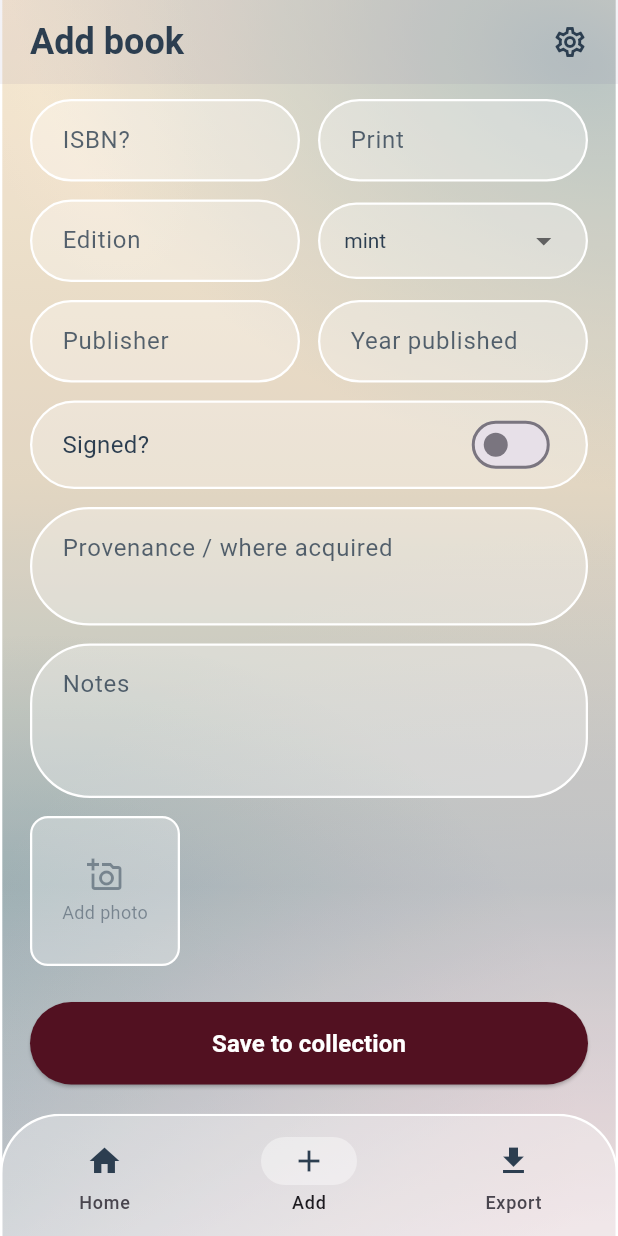
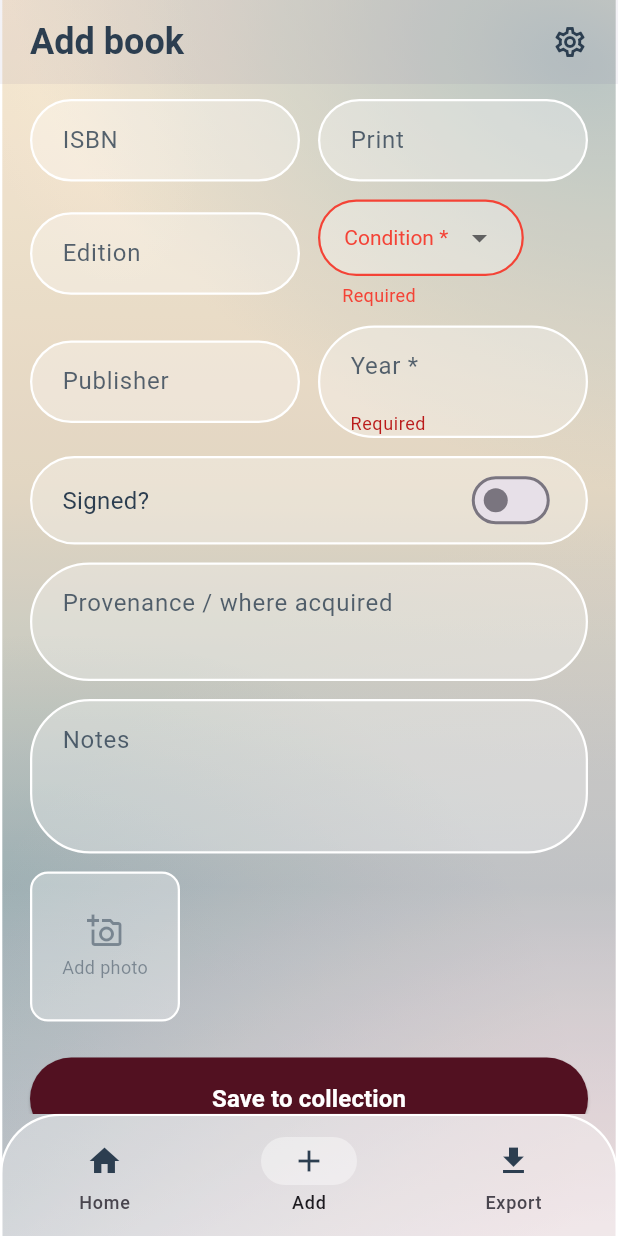
Before and after one commit to IsisvanDijk/collectable, a Flutter app: the screen it shows once a user with an empty profile is signed in, item 2 of the bottom bar chosen, scrolled down 157 dp, after a tap on "Save to collection", on a phone screen of 412 x 824 dp. Run offline on Flutter 3.47's test engine with Material 3 defaults, Android fonts, the phone set to English and light mode, and no system bars; our stand-ins replace cloud_firestore, firebase_auth, firebase_core, flutter_svg, go_router, image_picker and 3 more; missing offline and left inert: mobile_scanner; accounts and stored records are empty.

Commit message:
Fine tuned the adding book process, if a book is unknown it prefilled the isbn for the user.
Also required author, title, condition and year fields

```diff
--- a/lib/models/book.dart
+++ b/lib/models/book.dart
@@ -1,14 +1,16 @@
 import 'package:cloud_firestore/cloud_firestore.dart';
 
-enum BookCondition { mint, fine, good, fair, poor }
+enum BookCondition { asNew, nearPerfect, veryGood, good, fair, poor }
 
 extension BookConditionLabel on BookCondition {
   String get label {
     switch (this) {
-      case BookCondition.mint:
-        return 'Mint';
-      case BookCondition.fine:
-        return 'Fine';
+      case BookCondition.asNew:
+        return 'As New';
+      case BookCondition.nearPerfect:
+        return 'Near Perfect';
+      case BookCondition.veryGood:
+        return 'Very Good';
       case BookCondition.good:
         return 'Good';
       case BookCondition.fair:
@@ -44,12 +46,11 @@ class Book {
   // ── Free-text & media ────────────────────────────────────────────────────
   final String? notes;
   final List<String> photoUrls; // Firebase Storage URLs
-     final int coverPhotoIndex; // geeft aan welke foto de 'cover' is
+  final int coverPhotoIndex;    // geeft aan welke foto de 'cover' is
 
   // ── Metadata ─────────────────────────────────────────────────────────────
   final DateTime dateAdded;
   final DateTime? dateUpdated;
-
 
   const Book({
     required this.id,
@@ -111,10 +112,7 @@ class Book {
       coverImageUrl: map['coverImageUrl'] as String?,
       edition: map['edition'] as String?,
       printRun: map['printRun'] as String?,
-      condition: BookCondition.values.firstWhere(
-            (c) => c.name == (map['condition'] as String? ?? 'good'),
-        orElse: () => BookCondition.good,
-      ),
+      condition: _conditionFromString(map['condition'] as String?),
       signed: map['signed'] as bool? ?? false,
       signedBy: map['signedBy'] as String?,
       provenance: map['provenance'] as String?,
@@ -124,6 +122,31 @@ class Book {
       dateAdded: (map['dateAdded'] as Timestamp?)?.toDate() ?? DateTime.now(),
       dateUpdated: (map['dateUpdated'] as Timestamp?)?.toDate(),
     );
+  }
+
+  /// Handles both old enum names (e.g. 'mint', 'fine') and new ones gracefully.
+  static BookCondition _conditionFromString(String? value) {
+    switch (value) {
+      case 'asNew':
+        return BookCondition.asNew;
+      case 'nearPerfect':
+        return BookCondition.nearPerfect;
+      case 'veryGood':
+        return BookCondition.veryGood;
+      case 'good':
+        return BookCondition.good;
+      case 'fair':
+        return BookCondition.fair;
+      case 'poor':
+        return BookCondition.poor;
+    // Legacy values from the old scale — map to nearest equivalent
+      case 'mint':
+        return BookCondition.asNew;
+      case 'fine':
+        return BookCondition.nearPerfect;
+      default:
+        return BookCondition.good;
+    }
   }
 
   factory Book.fromDocument(DocumentSnapshot doc) {
@@ -145,7 +168,7 @@ class Book {
     String? provenance,
     String? notes,
     List<String>? photoUrls,
-       int? coverPhotoIndex,
+    int? coverPhotoIndex,
   }) {
     return Book(
       id: id,
@@ -164,7 +187,7 @@ class Book {
       provenance: provenance ?? this.provenance,
       notes: notes ?? this.notes,
       photoUrls: photoUrls ?? this.photoUrls,
-          coverPhotoIndex: coverPhotoIndex ?? this.coverPhotoIndex,
+      coverPhotoIndex: coverPhotoIndex ?? this.coverPhotoIndex,
       dateAdded: dateAdded,
       dateUpdated: DateTime.now(),
     );
--- a/lib/screens/add_book_screen.dart
+++ b/lib/screens/add_book_screen.dart
@@ -34,7 +34,11 @@ class _AddBookScreenState extends State<AddBookScreen> {
   final _signedByController = TextEditingController();
   final _provenanceController = TextEditingController();
   final _notesController = TextEditingController();
-  BookCondition _condition = BookCondition.mint;
+
+  // condition starts null so we can detect "not chosen yet"
+  BookCondition? _condition;
+  bool _conditionError = false;
+
   bool _signed = false;
   int? _publishYear;
   String? _prefillCoverUrl;
@@ -72,7 +76,8 @@ class _AddBookScreenState extends State<AddBookScreen> {
     _provenanceController.clear();
     _notesController.clear();
     setState(() {
-      _condition = BookCondition.mint;
+      _condition = null;
+      _conditionError = false;
       _signed = false;
       _publishYear = null;
       _prefillCoverUrl = null;
@@ -163,11 +168,16 @@ class _AddBookScreenState extends State<AddBookScreen> {
       _isbnController.text = value;
       if (result['publishYear'] != null) {
         _publishYear = result['publishYear'];
+        _publishYearController.text = result['publishYear'].toString();
       }
       if (result['coverImageUrl'] != null) {
         _prefillCoverUrl = result['coverImageUrl'];
       }
     } else {
+      // Pre-fill the ISBN even when the lookup fails, so the user
+      // doesn't have to type it again in the manual form.
+      _isbnController.text = value;
+
       if (mounted) {
         ScaffoldMessenger.of(context).showSnackBar(
           const SnackBar(content: Text('No book found — please fill in manually')),
@@ -182,7 +192,15 @@ class _AddBookScreenState extends State<AddBookScreen> {
   }
 
   Future<void> _saveBook() async {
-    if (!_formKey.currentState!.validate()) return;
+    // Validate the Form fields (title, author, year)
+    final formValid = _formKey.currentState!.validate();
+
+    // Validate condition separately (it's a dropdown, not a TextFormField)
+    final conditionValid = _condition != null;
+    setState(() => _conditionError = !conditionValid);
+
+    if (!formValid || !conditionValid) return;
+
     FocusScope.of(context).unfocus();
     setState(() => _isLoading = true);
     try {
@@ -198,7 +216,7 @@ class _AddBookScreenState extends State<AddBookScreen> {
         coverPhotoIndex: 0,
         edition: _editionController.text.isEmpty ? null : _editionController.text,
         printRun: _printRunController.text.isEmpty ? null : _printRunController.text,
-        condition: _condition,
+        condition: _condition!,
         signed: _signed,
         signedBy: _signedByController.text.isEmpty ? null : _signedByController.text,
         provenance: _provenanceController.text.isEmpty ? null : _provenanceController.text,
@@ -350,20 +368,20 @@ class _AddBookScreenState extends State<AddBookScreen> {
                 _buildResponsiveRow(
                   _buildPillField(
                     controller: _titleController,
-                    hint: 'Title',
-                    validator: (v) => v!.isEmpty ? 'Required' : null,
+                    hint: 'Title *',
+                    validator: (v) => (v == null || v.trim().isEmpty) ? 'Required' : null,
                   ),
                   _buildPillField(
                     controller: _authorController,
-                    hint: 'Author',
-                    validator: (v) => v!.isEmpty ? 'Required' : null,
+                    hint: 'Author *',
+                    validator: (v) => (v == null || v.trim().isEmpty) ? 'Required' : null,
                   ),
                 ),
                 const SizedBox(height: 12),
                 _buildResponsiveRow(
                   _buildPillField(
                     controller: _isbnController,
-                    hint: 'ISBN?',
+                    hint: 'ISBN',
                     keyboardType: TextInputType.number,
                   ),
                   _buildPillField(
@@ -377,11 +395,18 @@ class _AddBookScreenState extends State<AddBookScreen> {
                     controller: _editionController,
                     hint: 'Edition',
                   ),
+                  // Condition dropdown with inline error indication
+                  Column(
+                    crossAxisAlignment: CrossAxisAlignment.start,
+                    children: [
                       Container(
                         decoration: BoxDecoration(
                           color: Colors.white.withOpacity(0.3),
                           borderRadius: BorderRadius.circular(40),
-                      border: Border.all(color: Colors.white, width: 1.5),
+                          border: Border.all(
+                            color: _conditionError ? Colors.red : Colors.white,
+                            width: 1.5,
+                          ),
                         ),
                         padding: const EdgeInsets.symmetric(horizontal: 16),
                         child: DropdownButtonHideUnderline(
@@ -389,13 +414,33 @@ class _AddBookScreenState extends State<AddBookScreen> {
                             value: _condition,
                             dropdownColor: Colors.white,
                             style: const TextStyle(color: kTextColor),
-                        hint: const Text('Condition', style: TextStyle(color: kTextColor)),
-                        items: BookCondition.values
-                            .map((c) => DropdownMenuItem(value: c, child: Text(c.name)))
-                            .toList(),
-                        onChanged: (value) => setState(() => _condition = value!),
+                            hint: Text(
+                              'Condition *',
+                              style: TextStyle(
+                                color: _conditionError
+                                    ? Colors.red
+                                    : kTextColor.withOpacity(0.8),
                               ),
                             ),
+                            items: BookCondition.values
+                                .map((c) => DropdownMenuItem(value: c, child: Text(c.label)))
+                                .toList(),
+                            onChanged: (value) => setState(() {
+                              _condition = value;
+                              _conditionError = false;
+                            }),
+                          ),
+                        ),
+                      ),
+                      if (_conditionError)
+                        Padding(
+                          padding: const EdgeInsets.only(left: 16, top: 4),
+                          child: Text(
+                            'Required',
+                            style: TextStyle(color: Colors.red, fontSize: 12),
+                          ),
+                        ),
+                    ],
                   ),
                 ),
                 const SizedBox(height: 12),
@@ -406,8 +451,14 @@ class _AddBookScreenState extends State<AddBookScreen> {
                   ),
                   _buildPillField(
                     controller: _publishYearController,
-                    hint: 'Year published',
+                    hint: 'Year *',
                     keyboardType: TextInputType.number,
+                    validator: (v) {
+                      if (v == null || v.trim().isEmpty) return 'Required';
+                      final year = int.tryParse(v.trim());
+                      if (year == null) return 'Invalid year';
+                      return null;
+                    },
                     onChanged: (value) {
                       setState(() {
                         _publishYear = int.tryParse(value);
```
Lines whose indentation alone changed are shown as unchanged.
